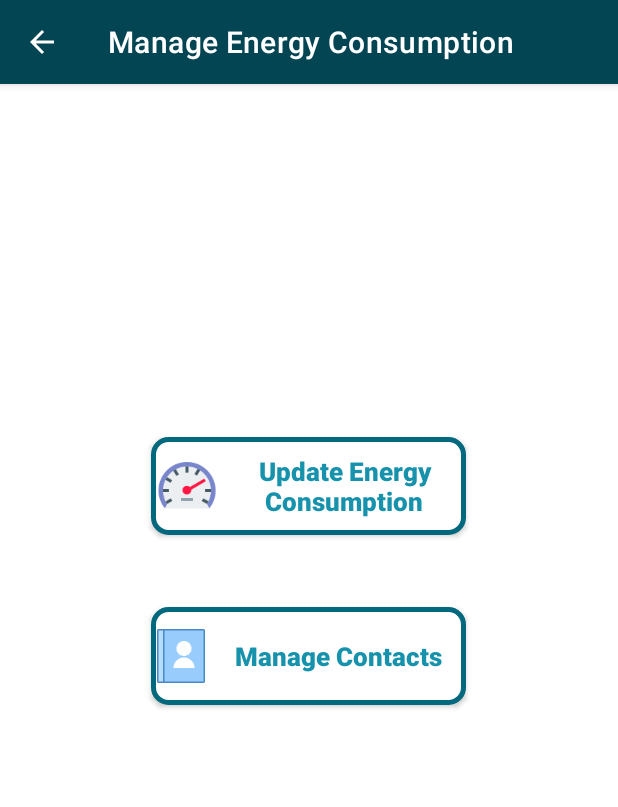
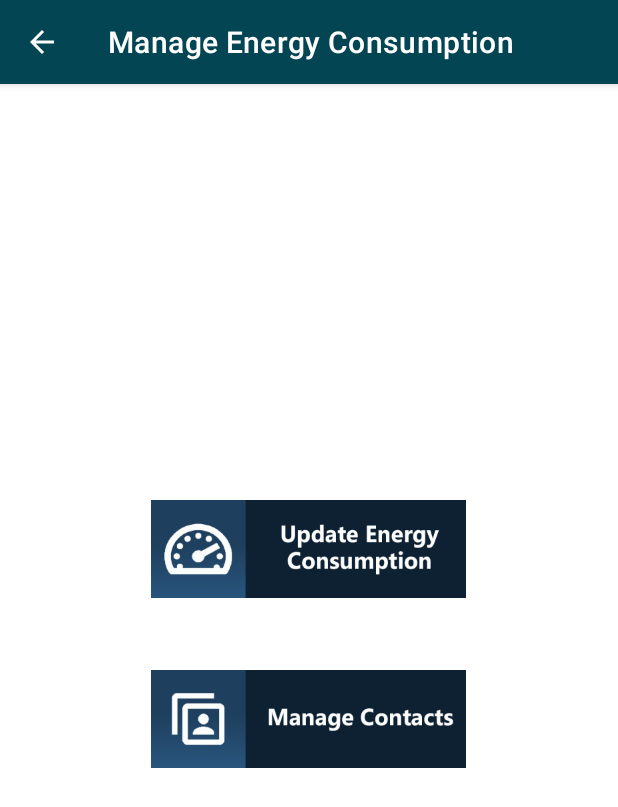
Before and after one commit to theOfficial-IrvinGiL/Thesis-Auxiliary-Android-Application-_-Energy-Consumption-Monitoring, an Android app: the second screen opened directly, with no data from a screen before it, on a phone screen of 412 x 824 dp. Shown: the top 807 px of the screen. Run offline under Robolectric (Android 15) with nearby library versions, the phone set to English and light mode, and no system bars.

Commit message:
- experimented on the possibility of making customized image for buttons and setting the background - custom image was added and successfully set as the new background for the activity_second.xml - deleted the xml file for customized buttons with rounded corners

```diff
--- a/app/src/main/res/drawable/custom_button1.xml
+++ /dev/null
@@ -1,8 +0,0 @@
-<?xml version="1.0" encoding="utf-8"?>
-<shape xmlns:android="http://schemas.android.com/apk/res/android" android:shape="rectangle">
-    <solid android:color="@color/white"/>
-    <stroke android:color="#02687d" android:width="3dp"/>
-
-    <corners android:radius="10dp"/>
-
-</shape>
--- a/app/src/main/res/layout/activity_second.xml
+++ b/app/src/main/res/layout/activity_second.xml
@@ -7,12 +7,12 @@
     tools:context=".second">
 
     <androidx.appcompat.widget.AppCompatButton
+
         android:id="@+id/updateButton"
         android:layout_width="210dp"
         android:layout_height="65dp"
-        android:background="@drawable/custom_button1"
-        android:drawableStart="@mipmap/speed_96px"
-        android:text="@string/manage_updateButton"
+        android:background="@mipmap/custom_button1"
+
         android:textAllCaps="false"
         android:textColor="#1692ac"
         android:textSize="17sp"
@@ -22,16 +22,16 @@
         app:layout_constraintHorizontal_bias="0.497"
         app:layout_constraintStart_toStartOf="parent"
         app:layout_constraintTop_toTopOf="parent"
-        app:layout_constraintVertical_bias="0.335" />
+        app:layout_constraintVertical_bias="0.395" />
 
     <androidx.appcompat.widget.AppCompatButton
         android:id="@+id/manageContactsButton"
         android:layout_width="210dp"
         android:layout_height="65dp"
         android:layout_marginTop="48dp"
-        android:background="@drawable/custom_button1"
-        android:drawableStart="@mipmap/contacts_80px"
-        android:text="@string/manage_contactsButton"
+        android:background="@mipmap/custom_button2"
+
+
         android:textAllCaps="false"
         android:textColor="#1692ac"
         android:textSize="17sp"
```
Also changed, not shown: app/src/main/res/mipmap-xhdpi/custom_button1.png (added), app/src/main/res/mipmap-xhdpi/custom_button2.png (added).
